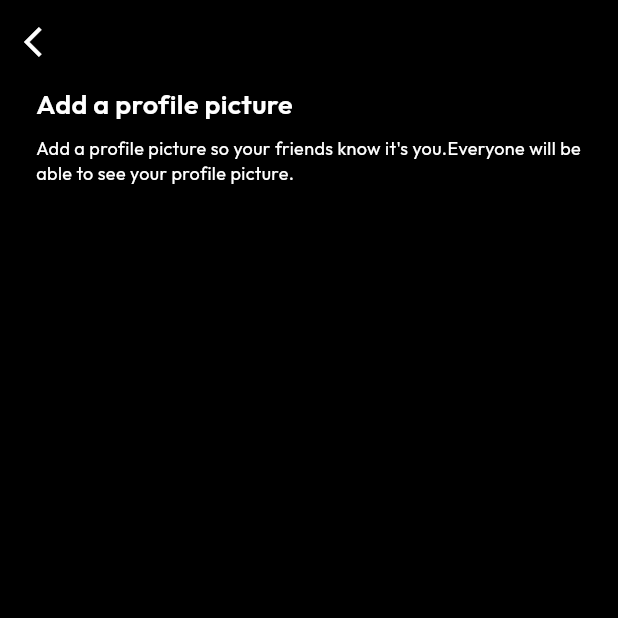
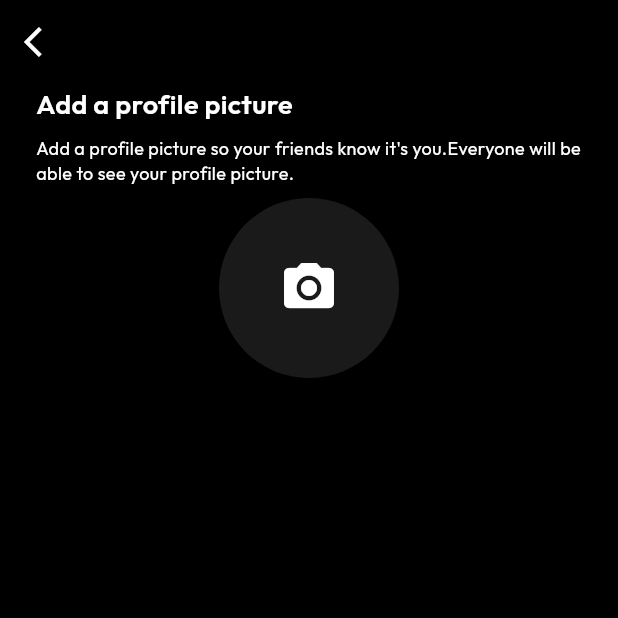
Before and after one commit to VaradSinghal/Instagram, a Flutter app: the AddProfilePictureScreen screen opened directly, on a phone screen of 412 x 824 dp, the top half of it. Run offline on Flutter 3.47's test engine with Material 3 defaults, Android fonts, the phone set to English and light mode, and no system bars; our stand-ins replace flutter_screenutil, google_fonts; statements that could not run were skipped.

Commit message:
profilescreen

```diff
--- a/lib/feature/auth/presentation/views/add_profile_picture_screen.dart
+++ b/lib/feature/auth/presentation/views/add_profile_picture_screen.dart
@@ -39,6 +39,17 @@ class AddProfilePictureScreen extends StatelessWidget {
             ),
 
             const SizedBox(height: 8),
+            Center(
+              child: Container(
+                height: 120,
+                width: 120,
+                decoration: BoxDecoration(
+                  color: Colors.white.withOpacity(0.1),
+                  shape: BoxShape.circle,
+                ),
+                child: Icon(Icons.camera_alt, color: Colors.white, size: 40),
+              ),
+            ),
           ],
         ),
       ),
```
